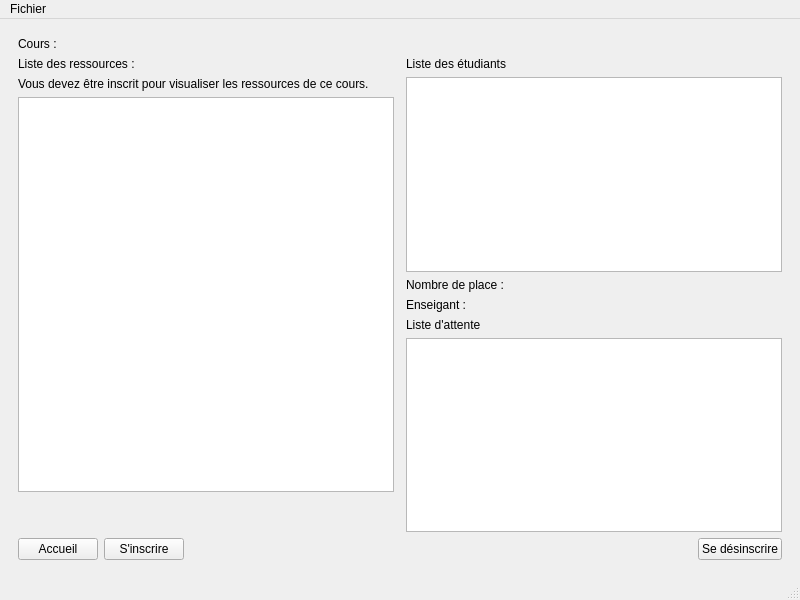
ArnaudScheffler/ProjetCPOOA, file Master/mainwindow.ui: the form before one commit.
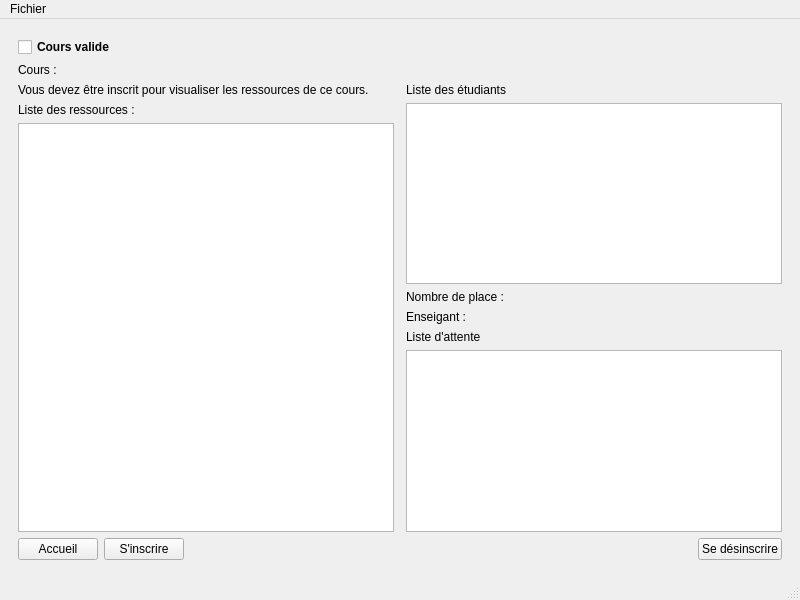
The form after the commit.

Commit message: cache les res aux non inscrits et admin checkbox validation

What changed in the file:
```diff
--- a/Master/mainwindow.ui
+++ b/Master/mainwindow.ui
@@ -381,7 +381,7 @@
       </widget>
       <widget class="QWidget" name="Cours">
        <layout class="QGridLayout" name="gridLayout_5">
-        <item row="4" column="0">
+        <item row="9" column="0">
          <layout class="QHBoxLayout" name="horizontalLayout">
           <item>
            <widget class="QPushButton" name="pushButtonAccueil">
@@ -412,14 +412,14 @@
           </item>
          </layout>
         </item>
-        <item row="1" column="0" colspan="3">
+        <item row="3" column="0" colspan="3">
          <widget class="QLabel" name="labelNomCours">
           <property name="text">
            <string>Cours :</string>
           </property>
          </widget>
         </item>
-        <item row="2" column="2">
+        <item row="7" column="2">
          <layout class="QVBoxLayout" name="verticalLayout_3">
           <item>
            <widget class="QLabel" name="label_7">
@@ -465,15 +465,8 @@
           </item>
          </layout>
         </item>
-        <item row="2" column="0">
+        <item row="7" column="0">
          <layout class="QVBoxLayout" name="verticalLayout_4">
-          <item>
-           <widget class="QLabel" name="label_6">
-            <property name="text">
-             <string>Liste des ressources :</string>
-            </property>
-           </widget>
-          </item>
           <item>
            <widget class="QLabel" name="labelpasinscrit">
             <property name="text">
@@ -481,6 +474,13 @@
             </property>
            </widget>
           </item>
+          <item>
+           <widget class="QLabel" name="label_6">
+            <property name="text">
+             <string>Liste des ressources :</string>
+            </property>
+           </widget>
+          </item>
           <item>
            <widget class="QListView" name="listRessources">
             <property name="editTriggers">
@@ -488,25 +488,9 @@
             </property>
            </widget>
           </item>
-          <item>
-           <spacer name="verticalSpacer_8">
-            <property name="orientation">
-             <enum>Qt::Vertical</enum>
-            </property>
-            <property name="sizeType">
-             <enum>QSizePolicy::Preferred</enum>
-            </property>
-            <property name="sizeHint" stdset="0">
-             <size>
-              <width>20</width>
-              <height>40</height>
-             </size>
-            </property>
-           </spacer>
-          </item>
          </layout>
         </item>
-        <item row="4" column="2">
+        <item row="9" column="2">
          <layout class="QHBoxLayout" name="horizontalLayout_3">
           <item>
            <spacer name="horizontalSpacer_6">
@@ -530,6 +514,20 @@
           </item>
          </layout>
         </item>
+        <item row="2" column="0">
+         <widget class="QCheckBox" name="validationCours">
+          <property name="font">
+           <font>
+            <weight>75</weight>
+            <bold>true</bold>
+            <strikeout>false</strikeout>
+           </font>
+          </property>
+          <property name="text">
+           <string>Cours valide</string>
+          </property>
+         </widget>
+        </item>
        </layout>
       </widget>
      </widget>
```
The commit also changes 3 other files.
